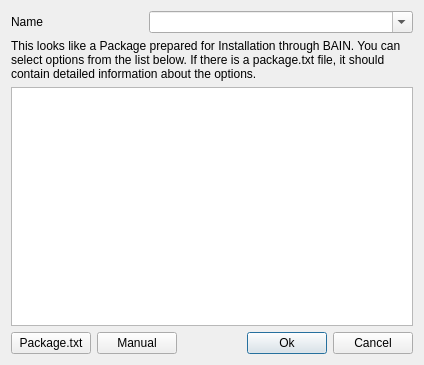
Qt form plugins/installer_bain/src/baincomplexinstallerdialog.ui (Holt59/mo2-merge) before a commit.
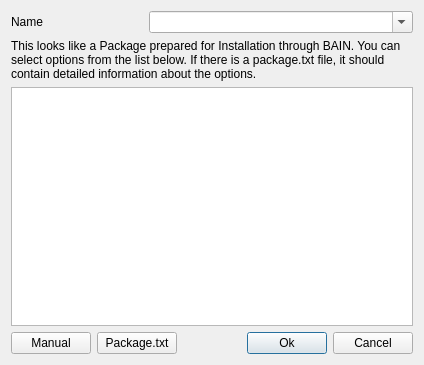
The same form after that commit.

Commit message: [installer_bain] Switch the Manual and Package.txt buttons on the installer.

The edit to the form file:
```diff
--- a/plugins/installer_bain/src/baincomplexinstallerdialog.ui
+++ b/plugins/installer_bain/src/baincomplexinstallerdialog.ui
@@ -56,7 +56,7 @@
    <item>
     <layout class="QHBoxLayout" name="horizontalLayout">
      <item>
-      <widget class="QPushButton" name="packageBtn">
+      <widget class="QPushButton" name="manualBtn">
        <property name="toolTip">
         <string>The package.txt is often part of BAIN packages and contains details about the options available.</string>
        </property>
@@ -64,7 +64,7 @@
         <string>The package.txt is often part of BAIN packages and contains details about the options available.</string>
        </property>
        <property name="text">
-        <string notr="true">Package.txt</string>
+        <string>Manual</string>
        </property>
        <property name="autoDefault">
         <bool>false</bool>
@@ -72,7 +72,7 @@
       </widget>
      </item>
      <item>
-      <widget class="QPushButton" name="manualBtn">
+      <widget class="QPushButton" name="packageBtn">
        <property name="toolTip">
         <string>Opens a Dialog that allows custom modifications.</string>
        </property>
@@ -80,7 +80,7 @@
         <string>Opens a Dialog that allows custom modifications.</string>
        </property>
        <property name="text">
-        <string>Manual</string>
+        <string notr="true">Package.txt</string>
        </property>
        <property name="autoDefault">
         <bool>false</bool>
```
Left out of the diff: 8 changed lines with no effect on the pictures.
